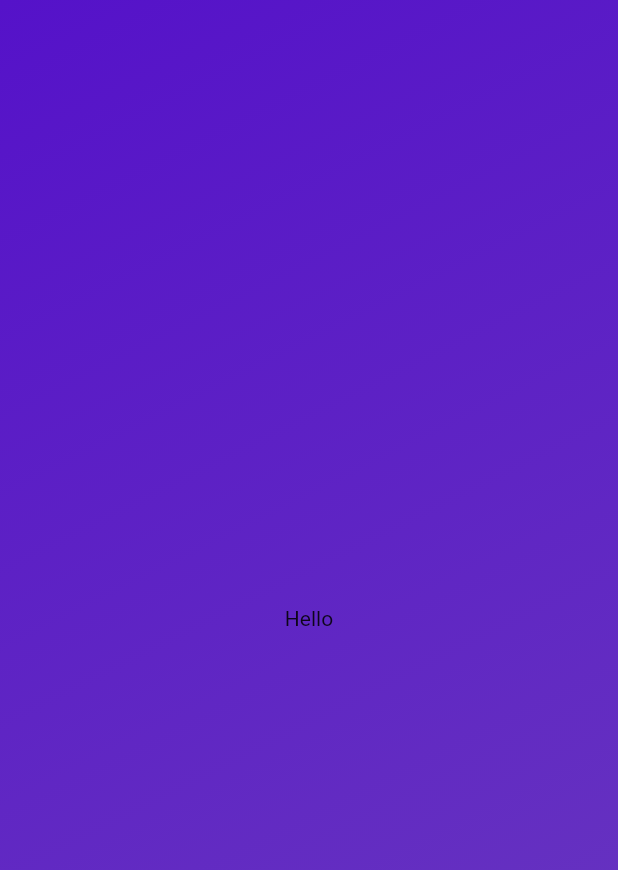
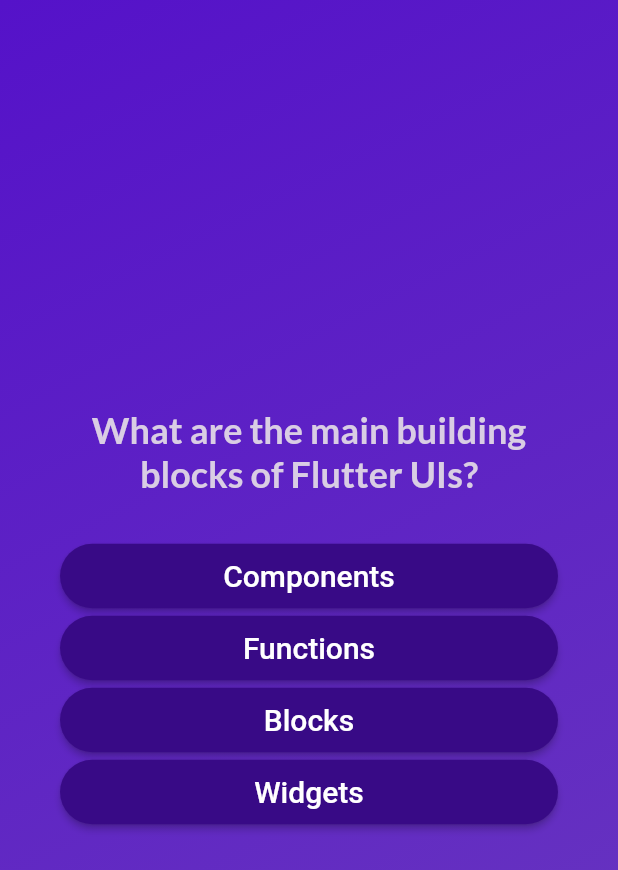
Before and after one commit to MarkMahrous/QuizApp, a Flutter app: the screen it shows after launch, after a tap on "Start Quiz", on a phone screen of 412 x 824 dp. Shown: the top 870 px of the screen. Run offline on Flutter 3.47's test engine with Material 2 defaults, Android fonts, the phone set to English and light mode, and no system bars; our stand-ins replace google_fonts.

Commit message:
add google fonts

```diff
--- /dev/null
+++ b/lib/answer_button.dart
@@ -0,0 +1,28 @@
+import 'package:flutter/material.dart';
+
+class AnswerButton extends StatelessWidget {
+  const AnswerButton({super.key, required this.answer, required this.action});
+
+  final String answer;
+  final void Function() action;
+
+  @override
+  Widget build(BuildContext context) {
+    return ElevatedButton(
+      onPressed: action,
+      style: ElevatedButton.styleFrom(
+        padding: const EdgeInsets.symmetric(horizontal: 40, vertical: 10),
+        foregroundColor: Colors.white,
+        backgroundColor: const Color.fromARGB(255, 56, 10, 134),
+        shape: RoundedRectangleBorder(
+          borderRadius: BorderRadius.circular(40),
+        ),
+      ),
+      child: Text(
+        answer,
+        style: const TextStyle(fontSize: 20),
+        textAlign: TextAlign.center,
+      ),
+    );
+  }
+}
--- /dev/null
+++ b/lib/data/questions.dart
@@ -0,0 +1,64 @@
+import 'package:quiz_app/model/question_model.dart';
+
+const questions = [
+  QuizQuestion(
+    'What are the main building blocks of Flutter UIs?',
+    [
+      'Widgets',
+      'Components',
+      'Blocks',
+      'Functions',
+    ],
+  ),
+  QuizQuestion('How are Flutter UIs built?', [
+    'By combining widgets in code',
+    'By combining widgets in a visual editor',
+    'By defining widgets in config files',
+    'By using XCode for iOS and Android Studio for Android',
+  ]),
+  QuizQuestion(
+    'What\'s the purpose of a StatefulWidget?',
+    [
+      'Update UI as data changes',
+      'Update data as UI changes',
+      'Ignore data changes',
+      'Render UI that does not depend on data',
+    ],
+  ),
+  QuizQuestion(
+    'Which widget should you try to use more often: StatelessWidget or StatefulWidget?',
+    [
+      'StatelessWidget',
+      'StatefulWidget',
+      'Both are equally good',
+      'None of the above',
+    ],
+  ),
+  QuizQuestion(
+    'What happens if you change data in a StatelessWidget?',
+    [
+      'The UI is not updated',
+      'The UI is updated',
+      'The closest StatefulWidget is updated',
+      'Any nested StatefulWidgets are updated',
+    ],
+  ),
+  QuizQuestion(
+    'How should you update data inside of StatefulWidgets?',
+    [
+      'By calling setState()',
+      'By calling updateData()',
+      'By calling updateUI()',
+      'By calling updateState()',
+    ],
+  ),
+  QuizQuestion(
+    'Who is the most beautiful girl in the world?',
+    [
+      'Kermina',
+      'Kermina',
+      'Kermina',
+      'Kermina',
+    ],
+  ),
+];
--- a/lib/main.dart
+++ b/lib/main.dart
@@ -1,5 +1,5 @@
 import 'package:flutter/material.dart';
-import 'package:quiz_app/questions.dart';
+import 'package:quiz_app/questions_screen.dart';
 import 'package:quiz_app/quiz.dart';
 
 void main() {
--- /dev/null
+++ b/lib/model/question_model.dart
@@ -0,0 +1,12 @@
+class QuizQuestion {
+  const QuizQuestion(this.question, this.answers);
+
+  final String question;
+  final List<String> answers;
+
+  List<String> getShuffled() {
+    final shuffledAnswers = List.of(answers);
+    shuffledAnswers.shuffle();
+    return shuffledAnswers;
+  }
+}
--- a/lib/questions.dart
+++ /dev/null
@@ -1,17 +0,0 @@
-import 'package:flutter/material.dart';
-
-class QuestionsScreen extends StatefulWidget {
-  const QuestionsScreen({super.key});
-
-  @override
-  State<QuestionsScreen> createState() => _QuestionsScreenState();
-}
-
-class _QuestionsScreenState extends State<QuestionsScreen> {
-  @override
-  Widget build(BuildContext context) {
-    return const Center(
-      child: Text('Hello'),
-    );
-  }
-}
--- /dev/null
+++ b/lib/questions_screen.dart
@@ -0,0 +1,58 @@
+import 'package:flutter/material.dart';
+import 'package:google_fonts/google_fonts.dart';
+
+import 'package:quiz_app/answer_button.dart';
+import 'package:quiz_app/data/questions.dart';
+
+class QuestionsScreen extends StatefulWidget {
+  const QuestionsScreen({super.key});
+
+  @override
+  State<QuestionsScreen> createState() => _QuestionsScreenState();
+}
+
+class _QuestionsScreenState extends State<QuestionsScreen> {
+  var index = 0;
+  void nextQuestion() {
+    if (index < questions.length - 1) {
+      setState(() {
+        index++;
+      });
+    } else {}
+  }
+
+  @override
+  Widget build(BuildContext context) {
+    final currentQuestion = questions[index];
+    return SizedBox(
+      width: double.infinity,
+      child: Container(
+        margin: const EdgeInsets.all(40),
+        child: Column(
+          mainAxisAlignment: MainAxisAlignment.center,
+          crossAxisAlignment: CrossAxisAlignment.stretch,
+          children: [
+            Text(
+              currentQuestion.question,
+              style: GoogleFonts.lato(
+                color: Color.fromARGB(255, 217, 205, 228),
+                fontSize: 24,
+                fontWeight: FontWeight.bold,
+              ),
+              textAlign: TextAlign.center,
+            ),
+            const SizedBox(
+              height: 30,
+            ),
+            ...currentQuestion.getShuffled().map((answer) {
+              return AnswerButton(
+                answer: answer,
+                action: nextQuestion,
+              );
+            }),
+          ],
+        ),
+      ),
+    );
+  }
+}
--- a/lib/quiz.dart
+++ b/lib/quiz.dart
@@ -1,5 +1,5 @@
 import 'package:flutter/material.dart';
-import 'package:quiz_app/questions.dart';
+import 'package:quiz_app/questions_screen.dart';
 import 'package:quiz_app/start_screen.dart';
 
 class MyQuiz extends StatefulWidget {
--- a/lib/start_screen.dart
+++ b/lib/start_screen.dart
@@ -1,4 +1,5 @@
 import 'package:flutter/material.dart';
+import 'package:google_fonts/google_fonts.dart';
 
 class StartScreen extends StatelessWidget {
   const StartScreen(this.startQuiz, {super.key});
@@ -20,10 +21,10 @@ class StartScreen extends StatelessWidget {
           const SizedBox(
             height: 80,
           ),
-          const Text(
+          Text(
             'Learn Flutter the fun way!',
-            style: TextStyle(
-              color: Colors.white,
+            style: GoogleFonts.lato(
+              color: const Color.fromARGB(255, 229, 224, 232),
               fontSize: 30,
             ),
           ),
--- a/pubspec.yaml
+++ b/pubspec.yaml
@@ -35,6 +35,7 @@ dependencies:
   # The following adds the Cupertino Icons font to your application.
   # Use with the CupertinoIcons class for iOS style icons.
   cupertino_icons: ^1.0.2
+  google_fonts: ^5.1.0
 
 dev_dependencies:
   flutter_test:
```
Also changed, not shown: pubspec.lock, 1 other file.
